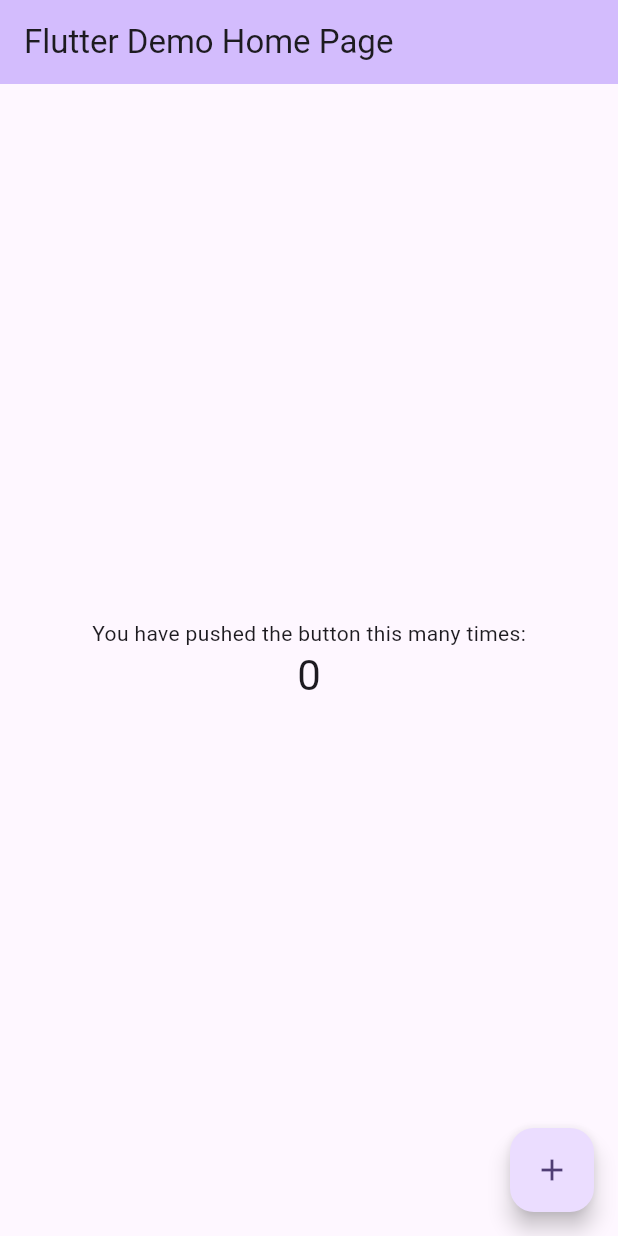
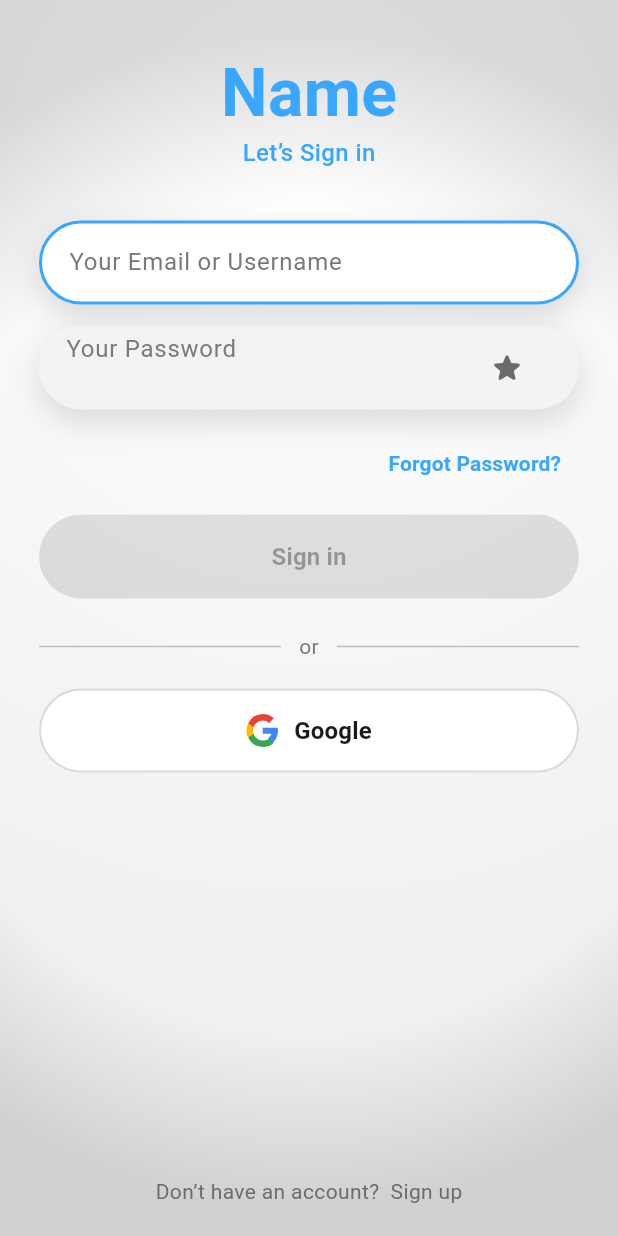
Before and after one commit to SkyBlueFox/PM_Mobile_Frontend, a Flutter app: the screen it shows after launch, on a phone screen of 412 x 824 dp. Run offline on Flutter 3.47's test engine with Material 3 defaults, Android fonts, the phone set to English and light mode, and no system bars; our stand-ins replace equatable, flutter_bloc, flutter_svg.

Commit message:
sign in bloc + widget + page

```diff
--- /dev/null
+++ b/devtools_options.yaml
@@ -0,0 +1,3 @@
+description: This file stores settings for Dart & Flutter DevTools.
+documentation: https://docs.flutter.dev/tools/devtools/extensions#configure-extension-enablement-states
+extensions:
--- /dev/null
+++ b/lib/features/auth/bloc/sign_in_bloc.dart
@@ -0,0 +1,34 @@
+import 'package:flutter_bloc/flutter_bloc.dart';
+import 'sign_in_event.dart';
+import 'sign_in_state.dart';
+
+/// BLoC ของหน้า Sign in (Front-end เท่านั้น)
+class SignInBloc extends Bloc<SignInEvent, SignInState> {
+  SignInBloc() : super(const SignInState()) {
+    // กรอก Email/Username
+    on<SignInEmailChanged>((e, emit) {
+      emit(state.copyWith(
+        emailOrUsername: e.value,
+        isValid: _validate(emailOrUsername: e.value, password: state.password),
+      ));
+    });
+
+    // กรอก Password
+    on<SignInPasswordChanged>((e, emit) {
+      emit(state.copyWith(
+        password: e.value,
+        isValid: _validate(emailOrUsername: state.emailOrUsername, password: e.value),
+      ));
+    });
+
+    // Toggle โชว์/ซ่อน Password
+    on<SignInTogglePassword>((_, emit) {
+      emit(state.copyWith(obscurePassword: !state.obscurePassword));
+    });
+  }
+
+  // เงื่อนไขเปิดปุ่ม (ปรับได้)
+  bool _validate({required String emailOrUsername, required String password}) {
+    return emailOrUsername.trim().isNotEmpty && password.trim().length >= 6;
+  }
+}
--- /dev/null
+++ b/lib/features/auth/bloc/sign_in_event.dart
@@ -0,0 +1,29 @@
+import 'package:equatable/equatable.dart';
+
+/// Events ของหน้า Sign in
+sealed class SignInEvent extends Equatable {
+  const SignInEvent();
+  @override
+  List<Object?> get props => [];
+}
+
+/// เปลี่ยนค่า Email/Username
+class SignInEmailChanged extends SignInEvent {
+  final String value;
+  const SignInEmailChanged(this.value);
+  @override
+  List<Object?> get props => [value];
+}
+
+/// เปลี่ยนค่า Password
+class SignInPasswordChanged extends SignInEvent {
+  final String value;
+  const SignInPasswordChanged(this.value);
+  @override
+  List<Object?> get props => [value];
+}
+
+/// กดปุ่มโชว์/ซ่อนรหัสผ่าน
+class SignInTogglePassword extends SignInEvent {
+  const SignInTogglePassword();
+}
--- /dev/null
+++ b/lib/features/auth/bloc/sign_in_state.dart
@@ -0,0 +1,33 @@
+import 'package:equatable/equatable.dart';
+
+/// State ของหน้า Sign in
+class SignInState extends Equatable {
+  final String emailOrUsername;
+  final String password;
+  final bool obscurePassword;
+  final bool isValid;
+
+  const SignInState({
+    this.emailOrUsername = '',
+    this.password = '',
+    this.obscurePassword = true,
+    this.isValid = false,
+  });
+
+  SignInState copyWith({
+    String? emailOrUsername,
+    String? password,
+    bool? obscurePassword,
+    bool? isValid,
+  }) {
+    return SignInState(
+      emailOrUsername: emailOrUsername ?? this.emailOrUsername,
+      password: password ?? this.password,
+      obscurePassword: obscurePassword ?? this.obscurePassword,
+      isValid: isValid ?? this.isValid,
+    );
+  }
+
+  @override
+  List<Object?> get props => [emailOrUsername, password, obscurePassword, isValid];
+}
--- /dev/null
+++ b/lib/features/auth/sign_in_page.dart
@@ -0,0 +1,189 @@
+import 'package:flutter/material.dart';
+import 'package:flutter_bloc/flutter_bloc.dart';
+
+import 'bloc/sign_in_bloc.dart';
+import 'bloc/sign_in_event.dart';
+import 'bloc/sign_in_state.dart';
+
+import 'widgets/auth_background.dart';
+import 'widgets/google_button.dart';
+import 'widgets/pill_text_field.dart';
+
+class SignInPage extends StatelessWidget {
+  const SignInPage({super.key});
+
+  static const Color _blue = Color(0xFF3AA7FF);
+
+  @override
+  Widget build(BuildContext context) {
+    // 1) ครอบหน้าไว้ด้วย BlocProvider
+    return BlocProvider(
+      create: (_) => SignInBloc(),
+      child: const _SignInView(),
+    );
+  }
+}
+
+class _SignInView extends StatelessWidget {
+  const _SignInView();
+
+  @override
+  Widget build(BuildContext context) {
+    return Scaffold(
+      // 2) พื้นหลัง (ตาม mock)
+      body: AuthBackground(
+        child: SingleChildScrollView(
+          padding: const EdgeInsets.symmetric(horizontal: 26),
+          child: SizedBox(
+            height: MediaQuery.of(context).size.height - MediaQuery.of(context).padding.vertical,
+            child: Column(
+              children: [
+                const SizedBox(height: 40),
+
+                // 3) Title
+                const Text(
+                  'Name',
+                  style: TextStyle(
+                    fontSize: 44,
+                    fontWeight: FontWeight.w700,
+                    color: SignInPage._blue,
+                    height: 1.0,
+                  ),
+                ),
+
+                // 4) Subtitle
+                const SizedBox(height: 6),
+                const Text(
+                  "Let’s Sign in",
+                  style: TextStyle(
+                    fontSize: 16,
+                    fontWeight: FontWeight.w500,
+                    color: SignInPage._blue,
+                  ),
+                ),
+
+                const SizedBox(height: 34),
+
+                // 5) Email/Username input
+                PillTextField(
+                  hint: 'Your Email or Username',
+                  highlighted: true,
+                  onChanged: (v) => context.read<SignInBloc>().add(SignInEmailChanged(v)),
+                ),
+
+                const SizedBox(height: 14),
+
+                // 6) Password input + toggle
+                BlocBuilder<SignInBloc, SignInState>(
+                  buildWhen: (p, c) =>
+                      p.obscurePassword != c.obscurePassword || p.password != c.password,
+                  builder: (context, st) {
+                    return PillTextField(
+                      hint: 'Your Password',
+                      obscureText: st.obscurePassword,
+                      onChanged: (v) => context.read<SignInBloc>().add(SignInPasswordChanged(v)),
+                      suffix: IconButton(
+                        onPressed: () => context.read<SignInBloc>().add(const SignInTogglePassword()),
+                        icon: Icon(
+                          st.obscurePassword ? Icons.star_rounded : Icons.star_outline_rounded,
+                          color: const Color(0xFF6B6B6B),
+                        ),
+                      ),
+                    );
+                  },
+                ),
+
+                // 7) Forgot password
+                const SizedBox(height: 12),
+                Align(
+                  alignment: Alignment.centerRight,
+                  child: TextButton(
+                    onPressed: () {},
+                    child: const Text(
+                      'Forgot Password?',
+                      style: TextStyle(
+                        color: SignInPage._blue,
+                        fontWeight: FontWeight.w600,
+                      ),
+                    ),
+                  ),
+                ),
+
+                const SizedBox(height: 10),
+
+                // 8) Sign in button (เปิดเมื่อ valid)
+                BlocBuilder<SignInBloc, SignInState>(
+                  buildWhen: (p, c) => p.isValid != c.isValid,
+                  builder: (context, st) {
+                    return SizedBox(
+                      height: 56,
+                      width: double.infinity,
+                      child: ElevatedButton(
+                        style: ElevatedButton.styleFrom(
+                          backgroundColor: SignInPage._blue,
+                          foregroundColor: Colors.white,
+                          shape: const StadiumBorder(),
+                          elevation: 10,
+                          shadowColor: const Color(0x33000000),
+                        ),
+                        onPressed: st.isValid
+                            ? () {
+                                // mock action (ยังไม่ต่อ backend)
+                                ScaffoldMessenger.of(context).showSnackBar(
+                                  const SnackBar(content: Text('Sign in (mock)')),
+                                );
+                              }
+                            : null,
+                        child: const Text(
+                          'Sign in',
+                          style: TextStyle(fontSize: 16, fontWeight: FontWeight.w700),
+                        ),
+                      ),
+                    );
+                  },
+                ),
+
+                const SizedBox(height: 22),
+
+                // 9) Divider "or"
+                Row(
+                  children: const [
+                    Expanded(child: Divider(color: Color(0xFFBDBDBD), thickness: 1)),
+                    Padding(
+                      padding: EdgeInsets.symmetric(horizontal: 12),
+                      child: Text('or', style: TextStyle(color: Color(0xFF7A7A7A))),
+                    ),
+                    Expanded(child: Divider(color: Color(0xFFBDBDBD), thickness: 1)),
+                  ],
+                ),
+
+                const SizedBox(height: 18),
+
+                // 10) Google button
+                GoogleButton(
+                  onPressed: () {
+                    // mock action
+                    ScaffoldMessenger.of(context).showSnackBar(
+                      const SnackBar(content: Text('Google (mock)')),
+                    );
+                  },
+                ),
+
+                const Spacer(),
+
+                // 11) ข้อความด้านล่าง (ยังไม่ลิงก์ไปหน้า Sign up)
+                const Padding(
+                  padding: EdgeInsets.only(bottom: 20),
+                  child: Text(
+                    "Don’t have an account?  Sign up",
+                    style: TextStyle(color: Color(0xFF6C6C6C)),
+                  ),
+                ),
+              ],
+            ),
+          ),
+        ),
+      ),
+    );
+  }
+}
--- /dev/null
+++ b/lib/features/auth/widgets/auth_background.dart
@@ -0,0 +1,48 @@
+// lib/features/auth/widgets/auth_background.dart
+import 'package:flutter/material.dart';
+
+/// Background แบบใน mock (ขาว + เงาฟุ้งรอบ ๆ)
+class AuthBackground extends StatelessWidget {
+  final Widget child;
+  const AuthBackground({super.key, required this.child});
+
+  @override
+  Widget build(BuildContext context) {
+    return DecoratedBox(
+      decoration: const BoxDecoration(
+        gradient: RadialGradient(
+          center: Alignment(0, -0.7),
+          radius: 1.2,
+          colors: [Colors.white, Color(0xFFF1F1F1)],
+        ),
+      ),
+      child: Stack(
+        children: [
+          // vignette ทำให้ขอบมืดนิด ๆ
+          Positioned.fill(
+            child: IgnorePointer(
+              child: DecoratedBox(
+                decoration: BoxDecoration(
+                  gradient: RadialGradient(
+                    center: Alignment.center,
+                    radius: 0.95,
+                    colors: const [Colors.transparent, Color(0x22000000)],
+                    stops: const [0.70, 1.0],
+                  ),
+                ),
+              ),
+            ),
+          ),
+          SafeArea(
+            child: Center(
+              child: ConstrainedBox(
+                constraints: const BoxConstraints(maxWidth: 420),
+                child: child,
+              ),
+            ),
+          ),
+        ],
+      ),
+    );
+  }
+}
--- /dev/null
+++ b/lib/features/auth/widgets/google_button.dart
@@ -0,0 +1,47 @@
+// lib/features/auth/widgets/google_button.dart
+import 'package:flutter/material.dart';
+import 'package:flutter_svg/flutter_svg.dart';
+
+/// ปุ่ม Google แบบ pill (ไม่ใช้ asset)
+class GoogleButton extends StatelessWidget {
+  final VoidCallback? onPressed;
+  const GoogleButton({super.key, this.onPressed});
+
+  static const _border = Color(0xFFDADADA);
+
+  @override
+  Widget build(BuildContext context) {
+    return SizedBox(
+      height: 56,
+      width: double.infinity,
+      child: OutlinedButton(
+        onPressed: onPressed,
+        style: OutlinedButton.styleFrom(
+          side: const BorderSide(color: _border, width: 1.4),
+          shape: const StadiumBorder(),
+          backgroundColor: Colors.white,
+        ),
+        child: Row(
+          mainAxisAlignment: MainAxisAlignment.center,
+          children: [
+            SvgPicture.string(_googleG, width: 22, height: 22),
+            const SizedBox(width: 10),
+            const Text(
+              'Google',
+              style: TextStyle(fontSize: 16, fontWeight: FontWeight.w600, color: Color(0xFF1A1A1A)),
+            ),
+          ],
+        ),
+      ),
+    );
+  }
+
+  static const String _googleG = '''
+<svg width="24" height="24" viewBox="0 0 24 24" xmlns="http://www.w3.org/2000/svg">
+  <path d="M23.04 12.261c0-.815-.073-1.597-.209-2.347H12v4.444h6.189a5.29 5.29 0 0 1-2.295 3.472v2.88h3.708c2.169-1.998 3.438-4.944 3.438-8.449Z" fill="#4285F4"/>
+  <path d="M12 24c3.24 0 5.956-1.075 7.942-2.91l-3.708-2.88c-1.03.69-2.348 1.098-4.234 1.098-3.127 0-5.778-2.112-6.723-4.95H1.444v3.0A12 12 0 0 0 12 24Z" fill="#34A853"/>
+  <path d="M5.277 14.358A7.2 7.2 0 0 1 4.9 12c0-.818.142-1.612.377-2.358v-3H1.444A12 12 0 0 0 0 12c0 1.936.464 3.766 1.444 5.358l3.833-3Z" fill="#FBBC05"/>
+  <path d="M12 4.692c1.763 0 3.343.606 4.587 1.794l3.439-3.438C17.952 1.126 15.238 0 12 0A12 12 0 0 0 1.444 6.642l3.833 3C6.222 6.804 8.873 4.692 12 4.692Z" fill="#EA4335"/>
+</svg>
+''';
+}
--- /dev/null
+++ b/lib/features/auth/widgets/pill_text_field.dart
@@ -0,0 +1,61 @@
+// lib/features/auth/widgets/pill_text_field.dart
+import 'package:flutter/material.dart';
+
+/// TextField ทรงแคปซูล + เงา + border ตอน highlight
+class PillTextField extends StatelessWidget {
+  final String hint;
+  final bool highlighted;
+  final bool obscureText;
+  final ValueChanged<String>? onChanged;
+  final Widget? suffix;
+
+  const PillTextField({
+    super.key,
+    required this.hint,
+    this.highlighted = false,
+    this.obscureText = false,
+    this.onChanged,
+    this.suffix,
+  });
+
+  static const _blue = Color(0xFF3AA7FF);
+
+  @override
+  Widget build(BuildContext context) {
+    final fill = highlighted ? Colors.white : const Color(0xFFF3F3F3);
+
+    return Container(
+      height: 56,
+      padding: const EdgeInsets.symmetric(horizontal: 18),
+      alignment: Alignment.center,
+      decoration: BoxDecoration(
+        color: fill,
+        borderRadius: BorderRadius.circular(999),
+        border: highlighted ? Border.all(color: _blue, width: 2) : null,
+        boxShadow: const [
+          BoxShadow(
+            color: Color(0x22000000),
+            blurRadius: 18,
+            offset: Offset(0, 8),
+          ),
+        ],
+      ),
+      child: TextField(
+        onChanged: onChanged,
+        obscureText: obscureText,
+        decoration: InputDecoration(
+          hintText: hint,
+          border: InputBorder.none,
+          isCollapsed: true,
+          suffixIcon: suffix == null
+              ? null
+              : Padding(
+                  padding: const EdgeInsets.only(right: 6),
+                  child: suffix,
+                ),
+          suffixIconConstraints: const BoxConstraints(minHeight: 40, minWidth: 40),
+        ),
+      ),
+    );
+  }
+}
--- a/lib/main.dart
+++ b/lib/main.dart
@@ -1,4 +1,5 @@
 import 'package:flutter/material.dart';
+import 'features/auth/sign_in_page.dart';
 
 void main() {
   runApp(const MyApp());
@@ -7,116 +8,34 @@ void main() {
 class MyApp extends StatelessWidget {
   const MyApp({super.key});
 
-  // This widget is the root of your application.
+  // สีหลักตาม mock
+  static const Color _blue = Color(0xFF3AA7FF);
+
   @override
   Widget build(BuildContext context) {
     return MaterialApp(
-      title: 'Flutter Demo',
+      debugShowCheckedModeBanner: false,
+      title: 'Auth UI',
       theme: ThemeData(
-        // This is the theme of your application.
-        //
-        // TRY THIS: Try running your application with "flutter run". You'll see
-        // the application has a purple toolbar. Then, without quitting the app,
-        // try changing the seedColor in the colorScheme below to Colors.green
-        // and then invoke "hot reload" (save your changes or press the "hot
-        // reload" button in a Flutter-supported IDE, or press "r" if you used
-        // the command line to start the app).
-        //
-        // Notice that the counter didn't reset back to zero; the application
-        // state is not lost during the reload. To reset the state, use hot
-        // restart instead.
-        //
-        // This works for code too, not just values: Most code changes can be
-        // tested with just a hot reload.
-        colorScheme: ColorScheme.fromSeed(seedColor: Colors.deepPurple),
+        useMaterial3: true,
+        colorScheme: ColorScheme.fromSeed(seedColor: _blue),
+        scaffoldBackgroundColor: Colors.white,
+
+        // ให้ cursor/selection เป็นโทนน้ำเงินเหมือน UI
+        textSelectionTheme: const TextSelectionThemeData(
+          cursorColor: _blue,
+          selectionColor: Color(0x553AA7FF),
+          selectionHandleColor: _blue,
+        ),
+
+        // สไตล์ TextField ให้ดูเนียนขึ้น
+        inputDecorationTheme: const InputDecorationTheme(
+          hintStyle: TextStyle(color: Color(0xFF7A7A7A)),
+        ),
       ),
-      home: const MyHomePage(title: 'Flutter Demo Home Page'),
+
+      // หน้าแรก
+      home: const SignInPage(),
     );
   }
 }
-
-class MyHomePage extends StatefulWidget {
-  const MyHomePage({super.key, required this.title});
-
-  // This widget is the home page of your application. It is stateful, meaning
-  // that it has a State object (defined below) that contains fields that affect
-  // how it looks.
-
-  // This class is the configuration for the state. It holds the values (in this
-  // case the title) provided by the parent (in this case the App widget) and
-  // used by the build method of the State. Fields in a Widget subclass are
-  // always marked "final".
-
-  final String title;
-
-  @override
-  State<MyHomePage> createState() => _MyHomePageState();
-}
-
-class _MyHomePageState extends State<MyHomePage> {
-  int _counter = 0;
-
-  void _incrementCounter() {
-    setState(() {
-      // This call to setState tells the Flutter framework that something has
-      // changed in this State, which causes it to rerun the build method below
-      // so that the display can reflect the updated values. If we changed
-      // _counter without calling setState(), then the build method would not be
-      // called again, and so nothing would appear to happen.
-      _counter++;
-    });
-  }
-
-  @override
-  Widget build(BuildContext context) {
-    // This method is rerun every time setState is called, for instance as done
-    // by the _incrementCounter method above.
-    //
-    // The Flutter framework has been optimized to make rerunning build methods
-    // fast, so that you can just rebuild anything that needs updating rather
-    // than having to individually change instances of widgets.
-    return Scaffold(
-      appBar: AppBar(
-        // TRY THIS: Try changing the color here to a specific color (to
-        // Colors.amber, perhaps?) and trigger a hot reload to see the AppBar
-        // change color while the other colors stay the same.
-        backgroundColor: Theme.of(context).colorScheme.inversePrimary,
-        // Here we take the value from the MyHomePage object that was created by
-        // the App.build method, and use it to set our appbar title.
-        title: Text(widget.title),
-      ),
-      body: Center(
-        // Center is a layout widget. It takes a single child and positions it
-        // in the middle of the parent.
-        child: Column(
-          // Column is also a layout widget. It takes a list of children and
-          // arranges them vertically. By default, it sizes itself to fit its
-          // children horizontally, and tries to be as tall as its parent.
-          //
-          // Column has various properties to control how it sizes itself and
-          // how it positions its children. Here we use mainAxisAlignment to
-          // center the children vertically; the main axis here is the vertical
-          // axis because Columns are vertical (the cross axis would be
-          // horizontal).
-          //
-          // TRY THIS: Invoke "debug painting" (choose the "Toggle Debug Paint"
-          // action in the IDE, or press "p" in the console), to see the
-          // wireframe for each widget.
-          mainAxisAlignment: MainAxisAlignment.center,
-          children: <Widget>[
-            const Text('You have pushed the button this many times:'),
-            Text(
-              '$_counter',
-              style: Theme.of(context).textTheme.headlineMedium,
-            ),
-          ],
-        ),
-      ),
-      floatingActionButton: FloatingActionButton(
-        onPressed: _incrementCounter,
-        tooltip: 'Increment',
-        child: const Icon(Icons.add),
-      ), // This trailing comma makes auto-formatting nicer for build methods.
-    );
-  }
-}
--- a/pubspec.yaml
+++ b/pubspec.yaml
@@ -34,6 +34,9 @@ dependencies:
   # The following adds the Cupertino Icons font to your application.
   # Use with the CupertinoIcons class for iOS style icons.
   cupertino_icons: ^1.0.8
+  flutter_bloc: ^9.1.1
+  equatable: ^2.0.8
+  flutter_svg: ^2.2.2
 
 dev_dependencies:
   flutter_test:
```
Also changed, not shown: pubspec.lock, 1 other file.
